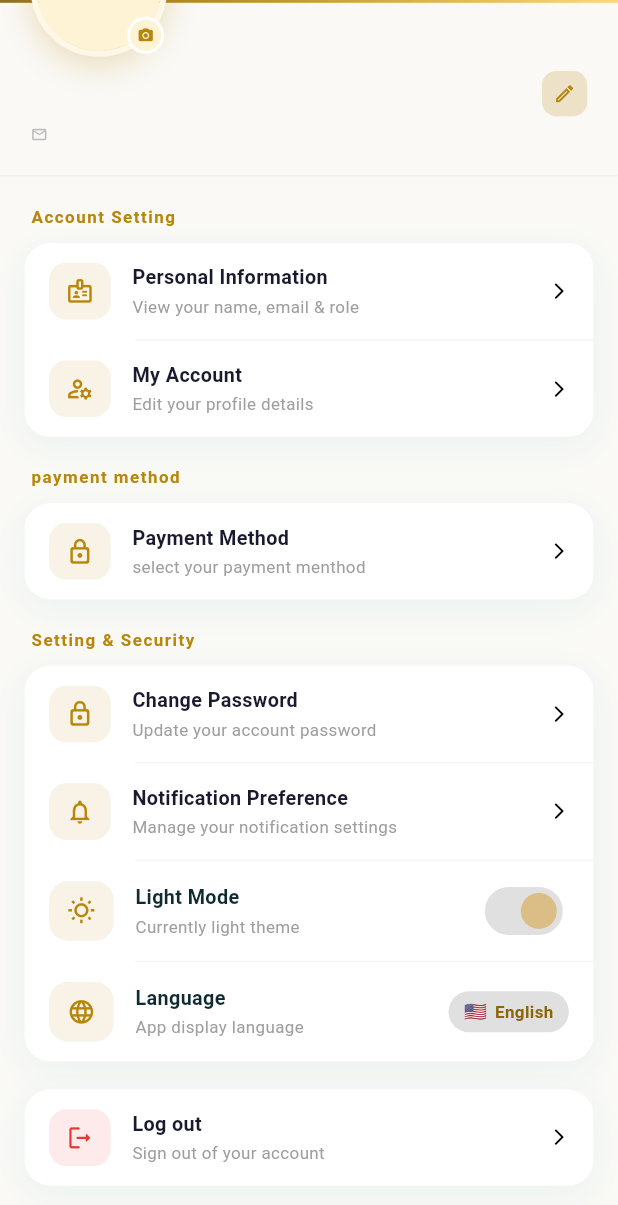
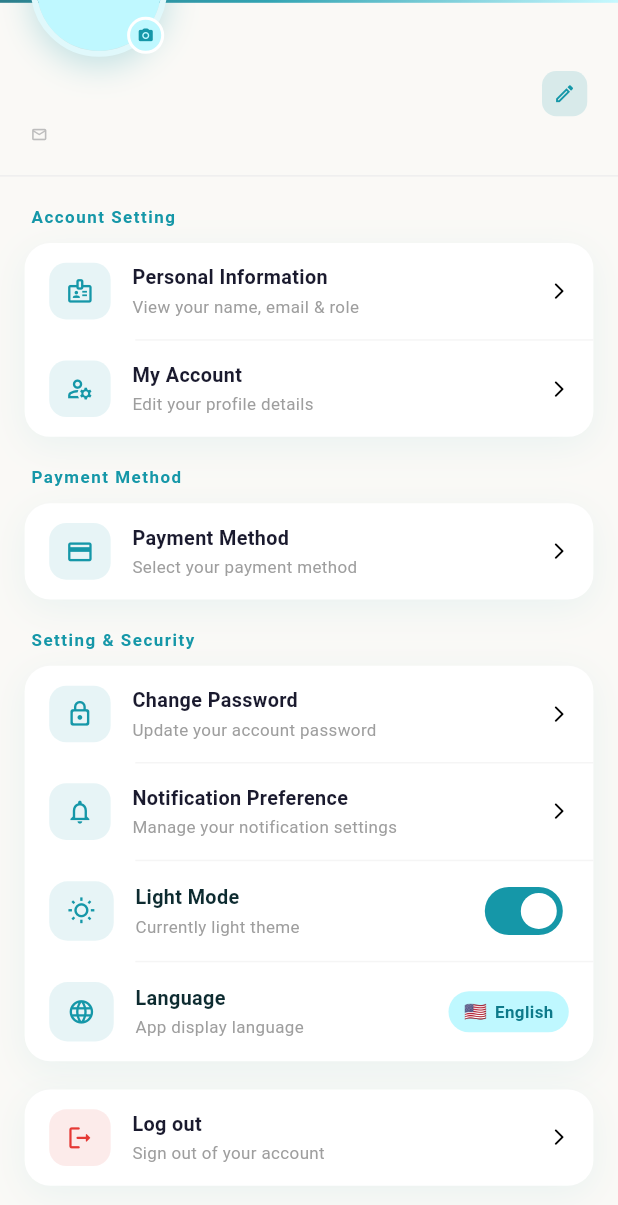
Before and after one commit to ahmedwael111/real_estate3_A, a Flutter app: the ProfileViewBody1 screen opened directly with empty values, scrolled down 149 dp, on a phone screen of 412 x 824 dp. Shown: the top 1205 px of the screen. Run offline on Flutter 3.47's test engine with Material 3 defaults, Android fonts, the phone set to English and light mode, and no system bars; our stand-ins replace bloc, cached_network_image, conditional_builder_null_safety, dartz, dio, easy_stepper and 21 more; missing offline and left inert: drop_down_list, flutter_icon_snackbar; accounts and stored records are empty; project files that could hold a hidden picture were left out; key blocks and very long unbroken strings in the code were emptied for the run.

Commit message:
last update

```diff
--- a/lib/features/profile/presentation/views/widgets/Language_menu.dart
+++ b/lib/features/profile/presentation/views/widgets/Language_menu.dart
@@ -1,11 +1,15 @@
-
 import 'package:flutter/material.dart';
 import 'package:flutter_screenutil/flutter_screenutil.dart';
 import 'package:real_estate3_a/core/utils/app_colors.dart';
+
+// ── Theme colors ──────────────────────────────────────────────────────────────
+const Color _primary      = Color(0xFF1597A8); // teal
+const Color _lightPrimary = Color(0xFFBFF8FF); // light teal
+const Color _darkTeal     = Color(0xFF0D7A8A); // dark teal (replaces 0xFF8B6508)
+
 const List<Map<String, String>> _kLanguages = [
   {'code': 'en', 'label': 'English', 'flag': '🇺🇸'},
   {'code': 'ar', 'label': 'العربية', 'flag': '🇪🇬'},
-
 ];
 
 class LanguageMenuItem extends StatelessWidget {
@@ -33,10 +37,11 @@ class LanguageMenuItem extends StatelessWidget {
                 width: 42.w,
                 height: 42.h,
                 decoration: BoxDecoration(
-                  color: const Color(0xffB8860B).withOpacity(0.1),
+                  color: _primary.withOpacity(0.1), // was Color(0xffB8860B).withOpacity(0.1)
                   borderRadius: BorderRadius.circular(13.r),
                 ),
-                child: Icon(Icons.language_rounded, color: const Color(0xffB8860B), size: 20.sp),
+                child: Icon(Icons.language_rounded,
+                    color: _primary, size: 20.sp), // was Color(0xffB8860B)
               ),
               SizedBox(width: 14.w),
               Expanded(
@@ -63,7 +68,7 @@ class LanguageMenuItem extends StatelessWidget {
               Container(
                 padding: EdgeInsets.symmetric(horizontal: 10.w, vertical: 5.h),
                 decoration: BoxDecoration(
-                  color: Colors.grey.shade300,
+                  color: _lightPrimary, // was Colors.grey.shade300
                   borderRadius: BorderRadius.circular(20.r),
                 ),
                 child: Row(
@@ -76,7 +81,7 @@ class LanguageMenuItem extends StatelessWidget {
                       style: TextStyle(
                         fontSize: 12.sp,
                         fontWeight: FontWeight.w600,
-                        color:  const Color(0xFF8B6508),
+                        color: _darkTeal, // was Color(0xFF8B6508)
                       ),
                     ),
                   ],
--- a/lib/features/profile/presentation/views/widgets/ProfileInfoCard.dart
+++ b/lib/features/profile/presentation/views/widgets/ProfileInfoCard.dart
@@ -1,7 +1,15 @@
+// ══════════════════════════════════════════════════════════
+//  ProfileInfoCard.dart  –  teal theme
+// ══════════════════════════════════════════════════════════
 import 'package:flutter/material.dart';
 import 'package:flutter_screenutil/flutter_screenutil.dart';
 
 import '../../../domain/entity/profileEntity.dart';
+
+// ── Theme colors ──────────────────────────────────────────────────────────────
+const Color _primary      = Color(0xFF1597A8); // teal
+const Color _lightPrimary = Color(0xFFBFF8FF); // light teal
+const Color _darkTeal     = Color(0xFF0D5F6E); // dark teal (gradient start)
 
 class ProfileInfoCard extends StatelessWidget {
   final ProfileEntity profile;
@@ -15,14 +23,17 @@ class ProfileInfoCard extends StatelessWidget {
       padding: EdgeInsets.all(20.r),
       decoration: BoxDecoration(
         gradient: const LinearGradient(
-          colors: [Color(0xffB8860B), Color(0xffDAA520)],
+          colors: [
+            Color(0xFF0D5F6E), // dark teal  (was 0xffB8860B)
+            Color(0xFF1597A8), // teal        (was 0xFFDAA520)
+          ],
           begin: Alignment.topLeft,
           end: Alignment.bottomRight,
         ),
         borderRadius: BorderRadius.circular(20.r),
         boxShadow: [
           BoxShadow(
-            color: const Color(0xffB8860B).withOpacity(0.3),
+            color: _primary.withOpacity(0.3), // was Color(0xffB8860B).withOpacity(0.3)
             blurRadius: 16,
             offset: const Offset(0, 6),
           ),
@@ -30,14 +41,12 @@ class ProfileInfoCard extends StatelessWidget {
       ),
       child: Row(
         children: [
-          // ── Avatar ──────────────────────────────────────────────────
+          // ── Avatar ────────────────────────────────────────────────
           CircleAvatar(
             radius: 32.r,
             backgroundColor: Colors.white.withOpacity(0.2),
             child: Text(
-              profile.name.isNotEmpty
-                  ? profile.name[0].toUpperCase()
-                  : '?',
+              profile.name.isNotEmpty ? profile.name[0].toUpperCase() : '?',
               style: TextStyle(
                 fontSize: 28.sp,
                 color: Colors.white,
@@ -47,7 +56,7 @@ class ProfileInfoCard extends StatelessWidget {
           ),
           SizedBox(width: 16.w),
 
-          // ── Info ─────────────────────────────────────────────────────
+          // ── Info ──────────────────────────────────────────────────
           Expanded(
             child: Column(
               crossAxisAlignment: CrossAxisAlignment.start,
@@ -98,3 +107,8 @@ class ProfileInfoCard extends StatelessWidget {
     );
   }
 }
+
+
+// ══════════════════════════════════════════════════════════
+//  ProfileNameRow.dart  –  teal theme
+// ══════════════════════════════════════════════════════════
--- a/lib/features/profile/presentation/views/widgets/ProfileMenuItem.dart
+++ b/lib/features/profile/presentation/views/widgets/ProfileMenuItem.dart
@@ -17,7 +17,7 @@ class ProfileMenuItem extends StatelessWidget {
     required this.title,
     required this.subtitle,
     this.onTap,
-    this.iconColor = const Color(0xffB8860B),
+    this.iconColor =const Color(0xFF1597A8),
     this.titleColor = const Color(0xff1A1A2E),
     this.showArrow = true,
     this.isLoading = false,
--- a/lib/features/profile/presentation/views/widgets/Profile_Menu_Item.dart
+++ b/lib/features/profile/presentation/views/widgets/Profile_Menu_Item.dart
@@ -1,24 +1,31 @@
-
 import 'package:flutter/material.dart';
 import 'package:flutter_screenutil/flutter_screenutil.dart';
 import 'package:real_estate3_a/core/utils/app_colors.dart';
 
+// ── Theme colors ──────────────────────────────────────────────────────────────
+const Color _primary = Color(0xFF1597A8); // teal (replaces 0xffB8860B)
+
 class ProfileMenuItem extends StatelessWidget {
-  const ProfileMenuItem({
-    required this.icon,
-    required this.title,
-    required this.subtitle,
-    this.onTap,
-    this.iconColor = const Color(0xFF1597A8),
-    this.isLoading = false,
-  });
-
   final IconData icon;
   final String title;
   final String subtitle;
   final VoidCallback? onTap;
   final Color iconColor;
+  final Color titleColor;
+  final bool showArrow;
   final bool isLoading;
+
+  const ProfileMenuItem({
+    super.key,
+    required this.icon,
+    required this.title,
+    required this.subtitle,
+    this.onTap,
+    this.iconColor = _primary, // was Color(0xffB8860B)
+    this.titleColor = const Color(0xff1A1A2E),
+    this.showArrow = true,
+    this.isLoading = false,
+  });
 
   @override
   Widget build(BuildContext context) {
@@ -26,21 +33,23 @@ class ProfileMenuItem extends StatelessWidget {
       color: Colors.transparent,
       child: InkWell(
         onTap: isLoading ? null : onTap,
-        borderRadius: BorderRadius.circular(18.r),
+        borderRadius: BorderRadius.circular(16.r),
         child: Padding(
           padding: EdgeInsets.symmetric(horizontal: 16.w, vertical: 14.h),
           child: Row(
             children: [
               Container(
-                width: 42.w,
-                height: 42.h,
+                width: 40.w,
+                height: 40.h,
                 decoration: BoxDecoration(
                   color: iconColor.withOpacity(0.1),
-                  borderRadius: BorderRadius.circular(13.r),
+                  borderRadius: BorderRadius.circular(12.r),
                 ),
                 child: Icon(icon, color: iconColor, size: 20.sp),
               ),
               SizedBox(width: 14.w),
+
+              // ── Text ─────────────────────────────────────────────────
               Expanded(
                 child: Column(
                   crossAxisAlignment: CrossAxisAlignment.start,
@@ -50,25 +59,37 @@ class ProfileMenuItem extends StatelessWidget {
                       style: TextStyle(
                         fontSize: 14.sp,
                         fontWeight: FontWeight.w600,
-                        color: AppColors.darkprimarycolor,
+                        color: titleColor,
                       ),
                     ),
                     SizedBox(height: 2.h),
                     Text(
                       subtitle,
-                      style: TextStyle(fontSize: 12.sp, color: Colors.grey[500]),
+                      style: TextStyle(
+                        fontSize: 12.sp,
+                        color: Colors.grey[500],
+                      ),
                     ),
                   ],
                 ),
               ),
+
+              // ── Trailing ─────────────────────────────────────────────
               if (isLoading)
                 SizedBox(
                   width: 18.w,
                   height: 18.h,
-                  child: CircularProgressIndicator(strokeWidth: 2, color: iconColor),
+                  child: CircularProgressIndicator(
+                    strokeWidth: 2,
+                    color: iconColor,
+                  ),
                 )
-              else
-                Icon(Icons.arrow_forward_ios_rounded, size: 14.sp, color: Colors.grey[400]),
+              else if (showArrow)
+                Icon(
+                  Icons.arrow_forward_ios_rounded,
+                  size: 14.sp,
+                  color: Colors.grey[400],
+                ),
             ],
           ),
         ),
--- a/lib/features/profile/presentation/views/widgets/ToggleMenuItem.dart
+++ b/lib/features/profile/presentation/views/widgets/ToggleMenuItem.dart
@@ -1,7 +1,9 @@
-
 import 'package:flutter/material.dart';
 import 'package:flutter_screenutil/flutter_screenutil.dart';
 import 'package:real_estate3_a/core/utils/app_colors.dart';
+
+// ── Theme colors ──────────────────────────────────────────────────────────────
+const Color _primary = Color(0xFF1597A8); // teal (replaces 0xffB8860B)
 
 class ToggleMenuItem extends StatelessWidget {
   const ToggleMenuItem({
@@ -28,10 +30,10 @@ class ToggleMenuItem extends StatelessWidget {
             width: 42.w,
             height: 42.h,
             decoration: BoxDecoration(
-              color: const Color(0xffB8860B).withOpacity(0.1),
+              color: _primary.withOpacity(0.1), // was Color(0xffB8860B).withOpacity(0.1)
               borderRadius: BorderRadius.circular(13.r),
             ),
-            child: Icon(icon, color: const Color(0xffB8860B), size: 20.sp),
+            child: Icon(icon, color: _primary, size: 20.sp), // was Color(0xffB8860B)
           ),
           SizedBox(width: 14.w),
           Expanded(
@@ -57,8 +59,8 @@ class ToggleMenuItem extends StatelessWidget {
           Switch(
             value: value,
             onChanged: onChanged,
-            activeColor: Color(0xffB8860B).withOpacity(0.5),
-            activeTrackColor: Colors.grey.shade300,
+            activeColor: Colors.white,
+            activeTrackColor: _primary, // was Color(0xffB8860B).withOpacity(0.5)
             inactiveThumbColor: Colors.white,
             inactiveTrackColor: Colors.grey.shade300,
             materialTapTargetSize: MaterialTapTargetSize.shrinkWrap,
--- a/lib/features/profile/presentation/views/widgets/personalInfoSheet.dart
+++ b/lib/features/profile/presentation/views/widgets/personalInfoSheet.dart
@@ -1,9 +1,13 @@
-
 import 'package:flutter/material.dart';
 import 'package:flutter_screenutil/flutter_screenutil.dart';
 import 'package:real_estate3_a/core/utils/app_colors.dart';
 
 import '../../../domain/entity/profileEntity.dart';
+
+// ── Theme colors ──────────────────────────────────────────────────────────────
+const Color _primary      = Color(0xFF1597A8); // teal
+const Color _lightPrimary = Color(0xFFBFF8FF); // light teal
+const Color _darkTeal     = Color(0xFF0D7A8A); // dark teal (replaces 0xFF8B6508)
 
 class PersonalInfoSheet extends StatelessWidget {
   const PersonalInfoSheet({required this.profile});
@@ -18,10 +22,10 @@ class PersonalInfoSheet extends StatelessWidget {
               width: 38.w,
               height: 38.h,
               decoration: BoxDecoration(
-                color:  const Color(0xFFFFF3D6),
+                color: _lightPrimary, // was Color(0xFFFFF3D6)
                 borderRadius: BorderRadius.circular(10.r),
               ),
-              child: Icon(icon, color: const Color(0xFF8B6508), size: 18.sp),
+              child: Icon(icon, color: _darkTeal, size: 18.sp), // was Color(0xFF8B6508)
             ),
             SizedBox(width: 14.w),
             Column(
--- a/lib/features/profile/presentation/views/widgets/profileNameRow.dart
+++ b/lib/features/profile/presentation/views/widgets/profileNameRow.dart
@@ -4,6 +4,11 @@ import 'package:flutter_screenutil/flutter_screenutil.dart';
 const Color _primary = Color(0xFF1597A8);
 const Color _lightPrimary = Color(0xFFBFF8FF);
 const Color _dark = Color(0xFF0D2B30);
+
+
+const Color _nameRowPrimary      = Color(0xFF1597A8); // teal
+const Color _nameRowLightPrimary = Color(0xFFBFF8FF); // light teal
+const Color _nameRowDark         = Color(0xFF0D2B30);
 
 class ProfileNameRow extends StatelessWidget {
   const ProfileNameRow({
@@ -26,7 +31,7 @@ class ProfileNameRow extends StatelessWidget {
       child: Row(
         crossAxisAlignment: CrossAxisAlignment.start,
         children: [
-          // ── Name + email + badge ──────────────────────────────────
+          // ── Name + email ───────────────────────────────────────────
           Expanded(
             child: Column(
               crossAxisAlignment: CrossAxisAlignment.start,
@@ -36,33 +41,23 @@ class ProfileNameRow extends StatelessWidget {
                   style: TextStyle(
                     fontSize: 20.sp,
                     fontWeight: FontWeight.bold,
-                    color: _dark,
+                    color: _nameRowDark,
                     letterSpacing: -0.3,
                   ),
                 ),
                 SizedBox(height: 4.h),
-                Row(
-                  children: [
-
-
-                  ],
-                ),
+                Row(children: const []),
                 SizedBox(height: 4.h),
                 Row(
                   children: [
-                    Icon(
-                      Icons.email_outlined,
-                      size: 12.sp,
-                      color: Colors.grey[400],
-                    ),
+                    Icon(Icons.email_outlined,
+                        size: 12.sp, color: Colors.grey[400]),
                     SizedBox(width: 4.w),
                     Flexible(
                       child: Text(
                         email,
                         style: TextStyle(
-                          fontSize: 12.sp,
-                          color: Colors.grey[500],
-                        ),
+                            fontSize: 12.sp, color: Colors.grey[500]),
                         overflow: TextOverflow.ellipsis,
                       ),
                     ),
@@ -72,20 +67,20 @@ class ProfileNameRow extends StatelessWidget {
             ),
           ),
 
-          // ── Edit icon ─────────────────────────────────────────────
+          // ── Edit icon ──────────────────────────────────────────────
           if (onEditTap != null)
             GestureDetector(
               onTap: onEditTap,
               child: Container(
                 padding: EdgeInsets.all(8.r),
                 decoration: BoxDecoration(
-                  color:  Color(0xffB8860B).withOpacity(.2),
+                  color: _nameRowPrimary.withOpacity(.15), // was Color(0xffB8860B).withOpacity(.2)
                   borderRadius: BorderRadius.circular(10.r),
                 ),
                 child: Icon(
                   Icons.edit_outlined,
                   size: 16.sp,
-                  color:const Color(0xffB8860B),
+                  color: _nameRowPrimary, // was Color(0xffB8860B)
                 ),
               ),
             ),
@@ -104,14 +99,14 @@ class RoleBadge extends StatelessWidget {
     return Container(
       padding: EdgeInsets.symmetric(horizontal: 9.w, vertical: 3.h),
       decoration: BoxDecoration(
-        color: _lightPrimary,
+        color: _nameRowLightPrimary, // was Color(0xFFBFF8FF) — already correct!
         borderRadius: BorderRadius.circular(20.r),
       ),
       child: Text(
         role.toUpperCase(),
         style: TextStyle(
           fontSize: 10.sp,
-          color: _primary,
+          color: _nameRowPrimary, // was _primary
           fontWeight: FontWeight.w700,
           letterSpacing: 0.8,
         ),
--- a/lib/features/profile/presentation/views/widgets/profileViewBody.dart
+++ b/lib/features/profile/presentation/views/widgets/profileViewBody.dart
@@ -18,8 +18,11 @@ import 'ProfileMenuItem.dart';
 import 'ToggleMenuItem.dart';
 import 'Language_menu.dart';
 
-const Color _primary = Color(0xFF1597A8);
-const Color _dark = Color(0xFF0D2B30);
+// ── Theme colors ──────────────────────────────────────────────────────────────
+const Color _primary     = Color(0xFF1597A8); // teal
+const Color _lightPrimary= Color(0xFFBFF8FF); // light teal
+const Color _darkTeal    = Color(0xFF0D7A8A); // dark teal (replaces 0xFF8B6508)
+const Color _dark        = Color(0xFF0D2B30);
 
 class ProfileViewBody1 extends StatefulWidget {
   const ProfileViewBody1({
@@ -112,14 +115,14 @@ class _ProfileViewBody1State extends State<ProfileViewBody1> {
               ),
 
               SizedBox(height: 20.h),
-              _SectionLabel(label: 'payment method'),
+              _SectionLabel(label: 'Payment Method'),
               SizedBox(height: 10.h),
               _MenuCard(
                 children: [
                   ProfileMenuItem(
-                    icon: Icons.lock_outline_rounded,
+                    icon: Icons.credit_card_outlined,
                     title: 'Payment Method',
-                    subtitle: 'select your payment menthod',
+                    subtitle: 'Select your payment method',
                     onTap: () {},
                   ),
                 ],
@@ -270,7 +273,7 @@ class _SectionLabel extends StatelessWidget {
       style: TextStyle(
         fontSize: 12.sp,
         fontWeight: FontWeight.w700,
-        color: const Color(0xffB8860B),
+        color: _primary, // was Color(0xffB8860B)
         letterSpacing: 1.0,
       ),
     ),
@@ -290,7 +293,7 @@ class _MenuCard extends StatelessWidget {
         borderRadius: BorderRadius.circular(18.r),
         boxShadow: [
           BoxShadow(
-            color: _primary.withOpacity(0.07),
+            color: _primary.withOpacity(0.07), // was gold opacity
             blurRadius: 20,
             offset: const Offset(0, 6),
           ),
--- a/lib/features/profile/presentation/views/widgets/profile_header.dart
+++ b/lib/features/profile/presentation/views/widgets/profile_header.dart
@@ -5,6 +5,11 @@ import 'package:real_estate3_a/core/utils/app_colors.dart';
 import '../../../domain/entity/profileEntity.dart';
 import 'CoverPrinter.dart';
 import 'edit_chip.dart';
+
+// ── Theme colors ──────────────────────────────────────────────────────────────
+const Color _primary      = Color(0xFF1597A8); // teal
+const Color _lightPrimary = Color(0xFFBFF8FF); // light teal (replaces FFF3D6 / FFF8E7)
+const Color _darkTeal     = Color(0xFF0D5F6E); // darker teal (for gradient start)
 
 class ProfileHeaderCard extends StatelessWidget {
   const ProfileHeaderCard({
@@ -40,9 +45,9 @@ class ProfileHeaderCard extends StatelessWidget {
                 decoration: const BoxDecoration(
                   gradient: LinearGradient(
                     colors: [
-                      Color(0xFF6D4C00),
-                      Color(0xFFB8860B),
-                      Color(0xFFFFD166),
+                      Color(0xFF0D5F6E), // dark teal  (was 0xFF6D4C00)
+                      Color(0xFF1597A8), // teal        (was 0xFFB8860B)
+                      Color(0xFFBFF8FF), // light teal  (was 0xFFFFD166)
                     ],
                     begin: Alignment.topLeft,
                     end: Alignment.bottomRight,
@@ -71,12 +76,12 @@ class ProfileHeaderCard extends StatelessWidget {
                 decoration: BoxDecoration(
                   shape: BoxShape.circle,
                   border: Border.all(
-                    color: const Color(0xFFFFF8E7),
+                    color: const Color(0xFFE0F8FB), // was Color(0xFFFFF8E7)
                     width: 4,
                   ),
                   boxShadow: [
                     BoxShadow(
-                      color: const Color(0xFFB8860B).withOpacity(0.25),
+                      color: _primary.withOpacity(0.25), // was gold opacity
                       blurRadius: 18,
                       offset: const Offset(0, 6),
                     ),
@@ -84,7 +89,7 @@ class ProfileHeaderCard extends StatelessWidget {
                 ),
                 child: CircleAvatar(
                   radius: 44.r,
-                  backgroundColor: const Color(0xFFFFF3D6),
+                  backgroundColor: _lightPrimary, // was Color(0xFFFFF3D6)
                   backgroundImage:
                   avatarImage != null ? FileImage(avatarImage!) : null,
                   child: null,
@@ -99,14 +104,14 @@ class ProfileHeaderCard extends StatelessWidget {
                   child: Container(
                     padding: EdgeInsets.all(5.r),
                     decoration: BoxDecoration(
-                      color:  const Color(0xFFFFF3D6),
+                      color: _lightPrimary, // was Color(0xFFFFF3D6)
                       shape: BoxShape.circle,
                       border: Border.all(color: Colors.white, width: 2),
                     ),
                     child: Icon(
                       Icons.camera_alt_rounded,
                       size: 12.sp,
-                      color:const Color(0xFFB8860B),
+                      color: _primary, // was Color(0xFFB8860B)
                     ),
                   ),
                 ),
```
Also changed, not shown: lib/features/profile/presentation/views/widgets/ChangePasswordView.dart (+22 -37 lines), lib/features/profile/presentation/views/widgets/EditProfileView.dart (+25 -31 lines), 1 other file.
